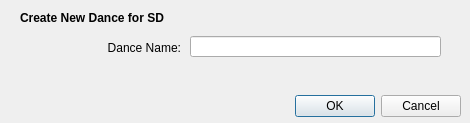
Above: SquareDesk-DEV/test123/newdancedialog.ui from mpogue2/SquareDesk before the change. Below: the same form after it.
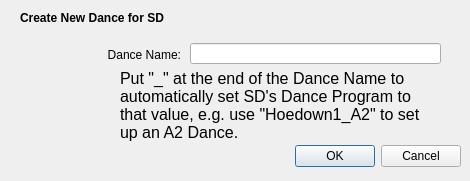
That is the form after the change.

Commit message:
#1496: when a New Dance is created, add it to the Load Dance menu
...and select it.  Also got rid of some runtime debug output when new dances are created.

What changed in the file:
```diff
--- a/SquareDesk-DEV/test123/newdancedialog.ui
+++ b/SquareDesk-DEV/test123/newdancedialog.ui
@@ -7,7 +7,7 @@
     <x>0</x>
     <y>0</y>
     <width>470</width>
-    <height>123</height>
+    <height>181</height>
    </rect>
   </property>
   <property name="windowTitle">
@@ -17,7 +17,7 @@
    <property name="geometry">
     <rect>
      <x>120</x>
-     <y>90</y>
+     <y>140</y>
      <width>341</width>
      <height>32</height>
     </rect>
@@ -51,7 +51,7 @@
    <property name="geometry">
     <rect>
      <x>60</x>
-     <y>40</y>
+     <y>47</y>
      <width>121</width>
      <height>16</height>
     </rect>
@@ -67,7 +67,7 @@
    <property name="geometry">
     <rect>
      <x>190</x>
-     <y>36</y>
+     <y>43</y>
      <width>251</width>
      <height>21</height>
     </rect>
@@ -76,6 +76,27 @@
     <string/>
    </property>
   </widget>
+  <widget class="QLabel" name="label_2">
+   <property name="geometry">
+    <rect>
+     <x>120</x>
+     <y>70</y>
+     <width>321</width>
+     <height>71</height>
+    </rect>
+   </property>
+   <property name="font">
+    <font>
+     <pointsize>12</pointsize>
+    </font>
+   </property>
+   <property name="text">
+    <string>Put &quot;_&lt;LEVEL&gt;&quot; at the end of the Dance Name to automatically set SD's Dance Program to that value, e.g. use &quot;Hoedown1_A2&quot; to set up an A2 Dance.</string>
+   </property>
+   <property name="wordWrap">
+    <bool>true</bool>
+   </property>
+  </widget>
  </widget>
  <resources/>
  <connections>
```
The commit also changes 3 other files.
